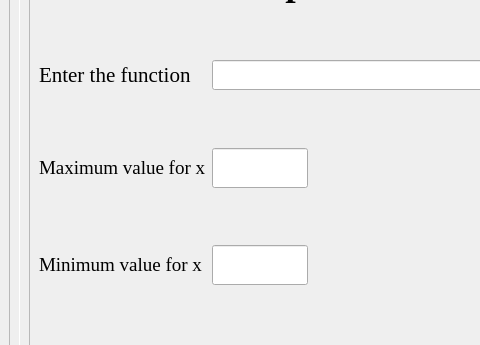
Qt form Design.ui (AbdelrahmanHamdyy/Function-Plotter) before a commit; both pictures show x 0 to 480 and y 211 to 556 of the 1037 by 687 pixel window.
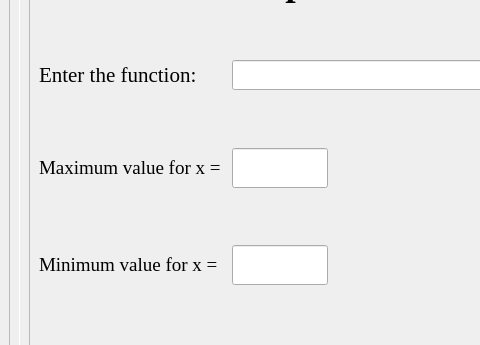
The same form after that commit.

What changed in the file:
```diff
--- a/Design.ui
+++ b/Design.ui
@@ -181,7 +181,7 @@
                 </font>
                </property>
                <property name="text">
-                <string>Enter the function</string>
+                <string>Enter the function: </string>
                </property>
               </widget>
              </item>
@@ -207,7 +207,7 @@
                 </font>
                </property>
                <property name="text">
-                <string>Maximum value for x</string>
+                <string>Maximum value for x = </string>
                </property>
               </widget>
              </item>
@@ -255,7 +255,7 @@
                 </font>
                </property>
                <property name="text">
-                <string>Minimum value for x</string>
+                <string>Minimum value for x = </string>
                </property>
               </widget>
              </item>
```
